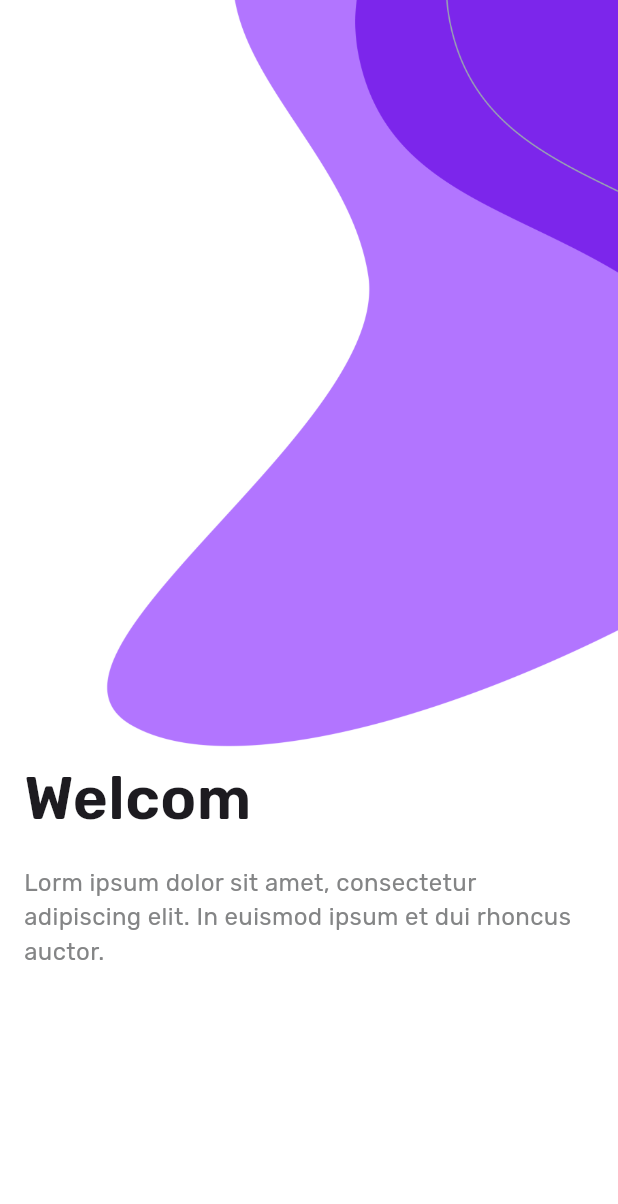
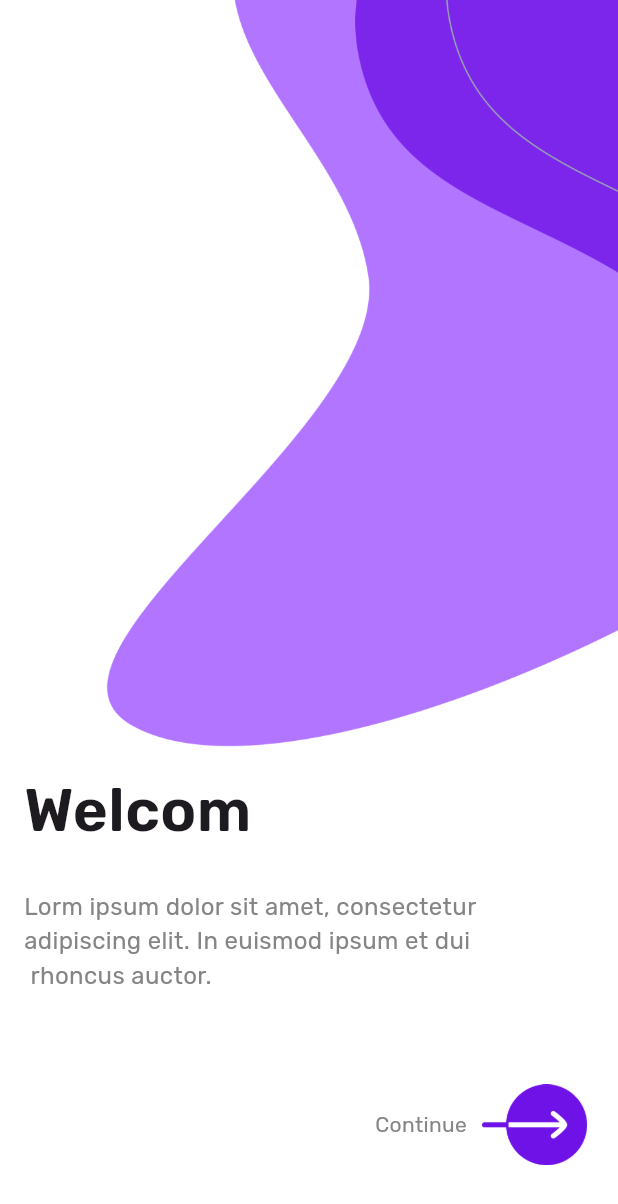
Before and after one commit to AbuAlwah/flutter-login-ui, a Flutter app: the screen it shows after launch, on a phone screen of 412 x 824 dp. Shown: the top 1204 px of the screen. Run offline on Flutter 3.47's test engine with Material 3 defaults, Android fonts, the phone set to English and light mode, and no system bars; our stand-ins replace google_fonts.

Commit message:
Enhance Welcom screen UI with additional text and navigation to Signin

```diff
--- a/lib/Screens/welcom.dart
+++ b/lib/Screens/welcom.dart
@@ -1,5 +1,6 @@
 import 'package:flutter/material.dart';
 import 'package:google_fonts/google_fonts.dart';
+import 'package:simple_login_app/Screens/signin.dart';
 
 class Welcom extends StatelessWidget {
   const Welcom({super.key});
@@ -14,23 +15,58 @@ class Welcom extends StatelessWidget {
         children: [
           Align(
             alignment: Alignment.topRight,
-            child: Image.asset('assets/BG2.png',width: 350,),
+            child: Image.asset('assets/BG2.png', width: 350),
           ),
           Padding(
-            padding: const EdgeInsets.symmetric(horizontal: 16),
-          child: Text("Welcom",style: GoogleFonts.rubik(
-            textStyle: TextStyle(fontSize: 40,fontWeight: FontWeight.w600)
-          )
-          ),
+            padding: const EdgeInsets.symmetric(horizontal: 16, vertical: 8),
+            child: Text(
+              "Welcom",
+              style: GoogleFonts.rubik(
+                textStyle: TextStyle(fontSize: 40, fontWeight: FontWeight.w600),
+              ),
+            ),
           ),
           Padding(
-            padding:const EdgeInsets.all(16),
+            padding: const EdgeInsets.all(16),
 
-          child:Text('Lorm ipsum dolor sit amet, consectetur adipiscing elit. In euismod ipsum et dui rhoncus auctor.',style: GoogleFonts.rubik(
-            textStyle: TextStyle(fontSize: 16,fontWeight: FontWeight.w400,color: const Color.fromARGB(255, 132, 133, 134))
-          )
+            child: Text(
+              'Lorm ipsum dolor sit amet, consectetur adipiscing elit. In euismod ipsum et dui\n rhoncus auctor.',
+              style: GoogleFonts.rubik(
+                textStyle: TextStyle(
+                  fontSize: 16,
+                  fontWeight: FontWeight.w400,
+                  color: const Color.fromARGB(255, 132, 133, 134),
+                ),
+              ),
+            ),
           ),
-          )
+
+          SizedBox(height: 45),
+          Padding(
+            padding: EdgeInsetsGeometry.only(left: 250),
+            child: GestureDetector(
+              onTap: () {
+                Navigator.pushReplacement(
+                  context,
+                  MaterialPageRoute(builder: (c) => Signin()),
+                );
+              },
+              child: Row(
+                children: [
+                  Text(
+                    "Continue",
+                    style: GoogleFonts.rubik(
+                      textStyle: TextStyle(
+                        color: const Color.fromARGB(255, 132, 133, 134),
+                      ),
+                    ),
+                  ),
+                  SizedBox(width: 10),
+                  Image.asset('assets/nextButton.png', width: 70),
+                ],
+              ),
+            ),
+          ),
         ],
       ),
     );
```
Also changed, not shown: assets/Line.png (added), assets/nextButton.png (added).
